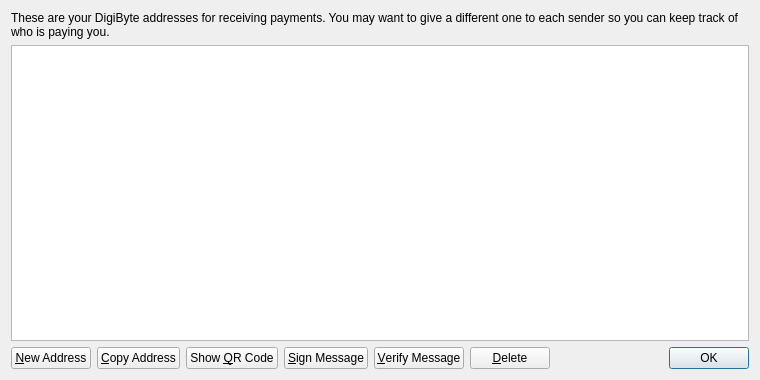
Old version of the form src/qt/forms/addressbookpage.ui in the repository bitdollar/Bitdollar.
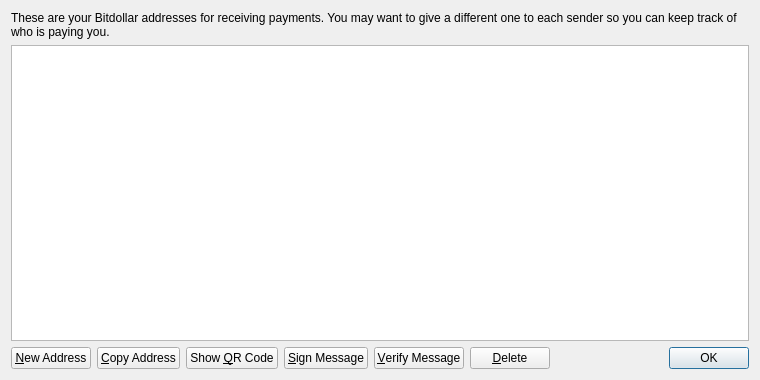
New version of the form. Icons and pictures are not drawn.

The edit to the form file:
```diff
--- a/src/qt/forms/addressbookpage.ui
+++ b/src/qt/forms/addressbookpage.ui
@@ -17,7 +17,7 @@
    <item>
     <widget class="QLabel" name="labelExplanation">
      <property name="text">
-      <string>These are your DigiByte addresses for receiving payments. You may want to give a different one to each sender so you can keep track of who is paying you.</string>
+      <string>These are your Bitdollar addresses for receiving payments. You may want to give a different one to each sender so you can keep track of who is paying you.</string>
      </property>
      <property name="textFormat">
       <enum>Qt::PlainText</enum>
```
Left out of the diff: 4 changed lines with no effect on the pictures.
